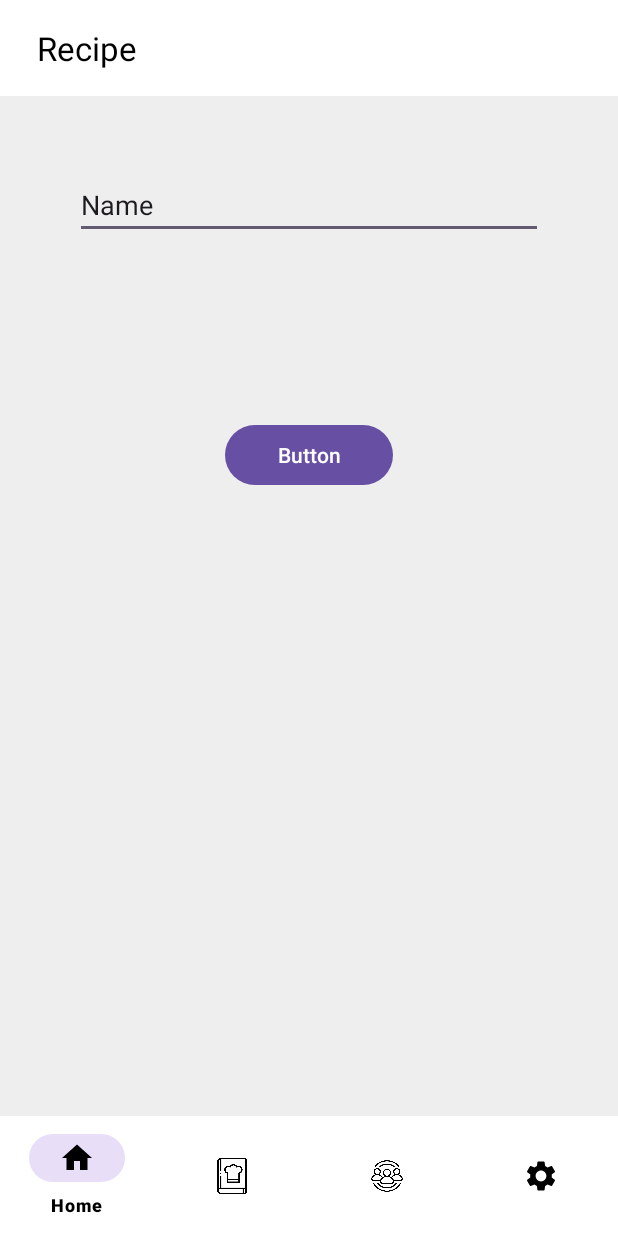
After one commit to oosedus/FridgeGuardian, an Android app: the RecipeSearchActivity screen opened directly, with no data from a screen before it, on a phone screen of 412 x 824 dp. The commit adds this screen. Run offline under Robolectric (Android 15) with nearby library versions, the phone set to English and light mode, and no system bars.

Commit message:
feat: API를 이용한 레시피 검색 기능 초안

```diff
--- a/app/build.gradle
+++ b/app/build.gradle
@@ -45,4 +45,8 @@ dependencies {
     testImplementation 'junit:junit:4.13.2'
     androidTestImplementation 'androidx.test.ext:junit:1.1.5'
     androidTestImplementation 'androidx.test.espresso:espresso-core:3.5.1'
+
+    implementation 'com.squareup.retrofit2:retrofit:2.9.0'
+    implementation 'com.squareup.retrofit2:converter-gson:2.9.0'
+
 }
--- a/app/src/main/AndroidManifest.xml
+++ b/app/src/main/AndroidManifest.xml
@@ -3,6 +3,10 @@
     xmlns:tools="http://schemas.android.com/tools">
 
     <application
+
+        android:usesCleartextTraffic="true"
+        android:networkSecurityConfig="@xml/network_security_config"
+
         android:allowBackup="true"
         android:dataExtractionRules="@xml/data_extraction_rules"
         android:fullBackupContent="@xml/backup_rules"
@@ -27,6 +31,7 @@
         <activity android:name=".RecipeActivity" />
         <activity android:name=".CommunityActivity" />
         <activity android:name=".MyPageActivity" />
+        <activity android:name=".RecipeSearchActivity"/>
     </application>
 
 </manifest>
--- a/app/src/main/java/com/example/fridgeguardian/MainActivity.kt
+++ b/app/src/main/java/com/example/fridgeguardian/MainActivity.kt
@@ -11,7 +11,6 @@ import com.google.firebase.auth.FirebaseAuth
 import com.google.firebase.auth.auth
 
 class MainActivity : AppCompatActivity() {
-
     private lateinit var auth: FirebaseAuth
 
     override fun onCreate(savedInstanceState: Bundle?) {
--- /dev/null
+++ b/app/src/main/java/com/example/fridgeguardian/RecipeGetForm.kt
@@ -0,0 +1,17 @@
+package com.example.fridgeguardian
+
+import retrofit2.Call
+import retrofit2.http.GET
+import retrofit2.http.Path
+
+interface RecipeGetForm {
+    @GET("/api/{keyId}/{serviceId}/{dataType}/{startIdx}/{endIdx}/RCP_NM={recipeName}")
+    fun getRecipes(
+        @Path("keyId") keyId: String,
+        @Path("serviceId") serviceId: String,
+        @Path("dataType") dataType: String,
+        @Path("startIdx") startIdx: Int,
+        @Path("endIdx") endIdx: Int,
+        @Path("recipeName") recipeName: String
+    ): Call<RecipeResponse>
+}
--- /dev/null
+++ b/app/src/main/java/com/example/fridgeguardian/RecipeSearchActivity.kt
@@ -0,0 +1,91 @@
+package com.example.fridgeguardian
+
+import android.content.Intent
+import android.os.Bundle
+import android.util.Log
+import android.widget.Button
+import android.widget.EditText
+import androidx.appcompat.app.AppCompatActivity
+import androidx.appcompat.widget.Toolbar
+import com.google.android.material.bottomnavigation.BottomNavigationView
+import retrofit2.Call
+import retrofit2.Callback
+import retrofit2.Response
+import retrofit2.Retrofit
+import retrofit2.converter.gson.GsonConverterFactory
+
+class RecipeSearchActivity : AppCompatActivity() {
+    override fun onCreate(savedInstanceState: Bundle?){
+        super.onCreate(savedInstanceState)
+        setContentView(R.layout.recipe_search_activity_main)
+
+        val toolbar = findViewById<Toolbar>(R.id.toolbar)
+        toolbar.title = "Recipe"
+        setSupportActionBar(toolbar)
+
+        val bottomNav = findViewById<BottomNavigationView>(R.id.navigation)
+        bottomNav.setOnItemSelectedListener { item ->
+            when (item.itemId) {
+                R.id.nav_home -> {
+                    val intent = Intent(this, HomeActivity::class.java)
+                    startActivity(intent)
+                    true
+                }
+                R.id.nav_recipe -> {
+                    true
+                }
+                R.id.nav_community -> {
+                    val intent = Intent(this, CommunityActivity::class.java)
+                    startActivity(intent)
+                    true
+                }
+                R.id.nav_mypage -> {
+                    val intent = Intent(this, MyPageActivity::class.java)
+                    startActivity(intent)
+                    true
+                }
+                else -> false
+            }
+        }
+
+        val retrofit= Retrofit.Builder()
+            .baseUrl("http://openapi.foodsafetykorea.go.kr")
+            .addConverterFactory(GsonConverterFactory.create()) // Json데이터를 사용자가 정의한 Java 객채로 변환해주는 라이브러리
+            .build() //레트로핏 구현체 완성!
+
+        val RecipeServiceGo = retrofit.create(RecipeGetForm::class.java) //retrofit객체 만듦!
+
+        val Searchbutton = findViewById<Button>(R.id.button)
+        Searchbutton.setOnClickListener{
+            val editText = findViewById<EditText>(R.id.SearchText)
+            val TargetFood = editText.text.toString()
+            val call = RecipeServiceGo.getRecipes("57777c04fcc34d9a978b", "COOKRCP01", "json", 1, 1000, "\"${TargetFood}\"")
+
+            call.enqueue(object : Callback<RecipeResponse> {
+                override fun onResponse(
+                    call: Call<RecipeResponse>,
+                    response: Response<RecipeResponse>
+                ) {
+                    if (response.isSuccessful) {
+                        // 요청이 성공적으로 완료되었을 때 실행되는 코드를 작성합니다.
+                        // response.body()를 통해 응답 본문에 접근할 수 있습니다.
+                        val recipeData = response.body()
+                        Log.d("ITM", "Data received: $recipeData")
+                    } else {
+                        // 요청이 실패했을 때 실행되는 코드를 작성합니다.
+                        Log.d("ITM", "Request failed with status: ${response.code()}")
+                    }
+                }
+
+                override fun onFailure(call: Call<RecipeResponse>, t: Throwable) {
+                    // 네트워크 요청 자체가 실패했을 때 실행되는 코드를 작성합니다.
+                    Log.d("ITM", "Network request failed", t)
+                }
+            })
+            Log.d("ITM", "Finished")
+        }
+
+
+
+    }
+}
--- /dev/null
+++ b/app/src/main/res/layout/recipe_search_activity_main.xml
@@ -0,0 +1,60 @@
+<RelativeLayout xmlns:android="http://schemas.android.com/apk/res/android"
+    android:layout_width="match_parent"
+    android:layout_height="match_parent"
+    xmlns:app="http://schemas.android.com/apk/res-auto"
+    android:background="#EEEEEE">
+
+    <com.google.android.material.appbar.AppBarLayout
+        android:id="@+id/appBarLayout"
+        android:layout_width="match_parent"
+        android:layout_height="wrap_content"
+        android:theme="@style/ThemeOverlay.AppCompat.Dark.ActionBar"
+        android:elevation="4dp">
+
+    </com.google.android.material.appbar.AppBarLayout>
+
+    <com.google.android.material.bottomnavigation.BottomNavigationView
+        android:id="@+id/navigation"
+        android:layout_width="match_parent"
+        android:layout_height="wrap_content"
+        android:layout_alignParentBottom="true"
+        android:background="#FFFFFFFF"
+        app:menu="@menu/bottom_navigation_menu"
+        app:itemIconTint="#FF000000"
+        app:itemTextColor="#FF000000" />
+
+    <EditText
+        android:id="@+id/SearchText"
+        android:layout_width="wrap_content"
+        android:layout_height="wrap_content"
+        android:layout_below="@+id/toolbar"
+        android:layout_alignParentStart="true"
+        android:layout_alignParentEnd="true"
+        android:layout_marginStart="50dp"
+        android:layout_marginTop="50dp"
+        android:layout_marginEnd="50dp"
+        android:ems="10"
+        android:inputType="text"
+        android:text="Name" />
+
+    <androidx.appcompat.widget.Toolbar
+        android:id="@+id/toolbar"
+        android:layout_width="match_parent"
+        android:layout_height="?attr/actionBarSize"
+        android:background="#FFFFFFFF"
+        android:textAlignment="center"
+        app:contentInsetStart="25dp"
+        app:titleTextColor="#FF000000" />
+
+    <Button
+        android:id="@+id/button"
+        android:layout_width="wrap_content"
+        android:layout_height="wrap_content"
+        android:layout_below="@+id/SearchText"
+        android:layout_alignParentStart="true"
+        android:layout_alignParentEnd="true"
+        android:layout_marginStart="150dp"
+        android:layout_marginTop="120dp"
+        android:layout_marginEnd="150dp"
+        android:text="Button" />
+</RelativeLayout>
--- /dev/null
+++ b/app/src/main/res/xml/network_security_config.xml
@@ -0,0 +1,5 @@
+<network-security-config>
+    <domain-config cleartextTrafficPermitted="true">
+        <domain includeSubdomains="true">openapi.foodsafetykorea.go.kr</domain>
+    </domain-config>
+</network-security-config>
```
Also changed, not shown: app/src/main/java/com/example/fridgeguardian/CockRcp01.kt (added, +8 -0 lines), app/src/main/java/com/example/fridgeguardian/RecipeActivity.kt (+13 -3 lines), app/src/main/java/com/example/fridgeguardian/RecipeDataFrom.kt (added, +59 -0 lines), app/src/main/java/com/example/fridgeguardian/RecipeResponse.kt (added, +7 -0 lines).
